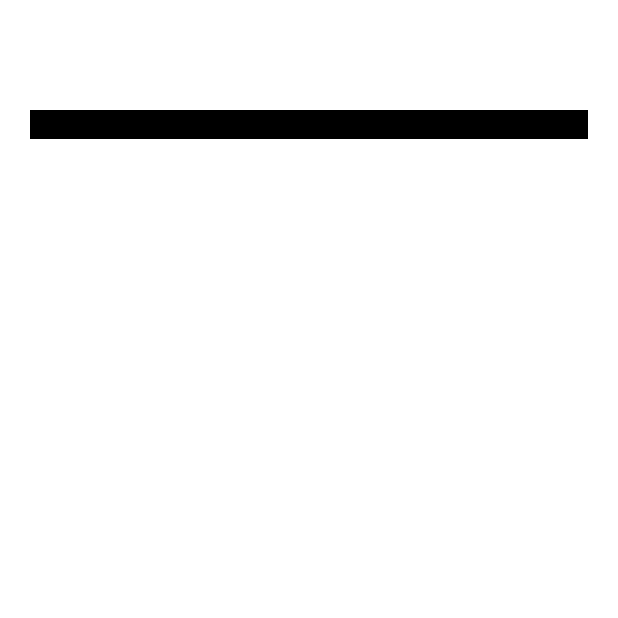
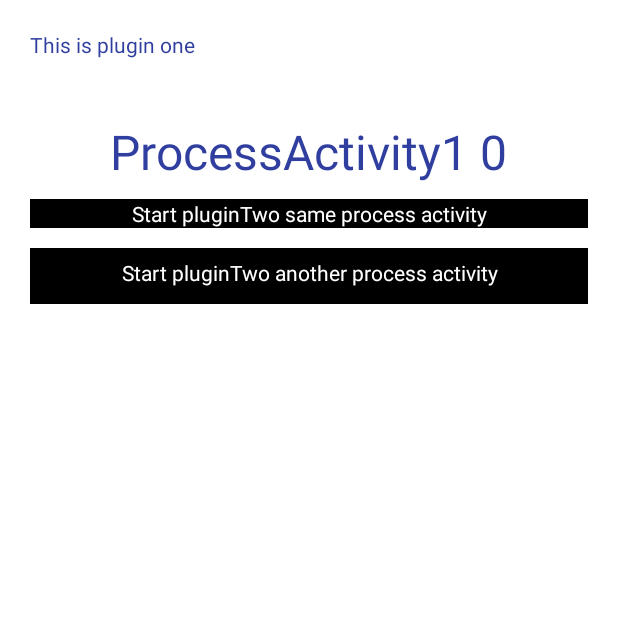
Before and after one commit to SMinsss/replugin_promote, an Android app: the ProcessActivity1 screen opened directly, with no data from a screen before it, on a phone screen of 412 x 824 dp, the top half of it. Run offline under Robolectric (Android 15) with nearby library versions, the phone set to English and light mode, and no system bars; libraries missing offline, so code that uses them is left out: com.qihoo360.replugin.

Commit message:
Add some simple test view for two plugin.

```diff
--- a/app/src/main/res/values/colors.xml
+++ b/app/src/main/res/values/colors.xml
@@ -1,6 +1,6 @@
 <?xml version="1.0" encoding="utf-8"?>
 <resources>
     <color name="colorPrimary">#2f8f8e</color>
-    <color name="colorPrimaryDark">#5ca395</color>
+    <color name="colorPrimaryDark">#3a6e64</color>
     <color name="colorAccent">#FF4081</color>
 </resources>
--- a/plugin_one/src/main/java/com/ssjjsy/sdk/plugin/one/activity/BaseActivity.java
+++ b/plugin_one/src/main/java/com/ssjjsy/sdk/plugin/one/activity/BaseActivity.java
@@ -1,9 +1,11 @@
 package com.ssjjsy.sdk.plugin.one.activity;
 
 import android.app.Activity;
+import android.graphics.Color;
 import android.os.Bundle;
 import android.support.annotation.Nullable;
 import android.util.Log;
+import android.view.ViewGroup;
 import android.widget.Button;
 import android.widget.LinearLayout;
 import android.widget.TextView;
@@ -22,7 +24,6 @@ public class BaseActivity extends Activity {
 
     protected Button btn;
 
-
     @Override
     protected void onCreate(@Nullable Bundle savedInstanceState) {
         super.onCreate(savedInstanceState);
@@ -37,4 +38,16 @@ public class BaseActivity extends Activity {
         linearLayout = (LinearLayout) findViewById(R.id.linearLayout);
     }
 
+    protected Button addOneButton() {
+        Button button = new Button(this);
+        button.setTextColor(Color.WHITE);
+        button.setBackgroundColor(Color.BLACK);
+        LinearLayout.LayoutParams lp = new LinearLayout.LayoutParams(
+                ViewGroup.LayoutParams.MATCH_PARENT,
+                ViewGroup.LayoutParams.WRAP_CONTENT);
+        lp.setMargins(0, 20, 0, 0);
+        linearLayout.addView(button, lp);
+        return button;
+    }
+
 }
--- a/plugin_one/src/main/java/com/ssjjsy/sdk/plugin/one/activity/process/ProcessActivity1.java
+++ b/plugin_one/src/main/java/com/ssjjsy/sdk/plugin/one/activity/process/ProcessActivity1.java
@@ -5,7 +5,9 @@ import android.os.Process;
 import android.support.annotation.Nullable;
 import android.util.Log;
 import android.view.View;
+import android.widget.Button;
 
+import com.qihoo360.replugin.RePlugin;
 import com.ssjjsy.sdk.plugin.one.activity.BaseActivity;
 
 import java.io.FileInputStream;
@@ -24,12 +26,23 @@ public class ProcessActivity1 extends BaseActivity{
         int pid = Process.myPid();
         Log.i("SM", "Current process: " + processName + " ,pid: " + pid);
 
+        btn.setText("Start pluginTwo same process activity");
         btn.setOnClickListener(new View.OnClickListener() {
             @Override
             public void onClick(View v) {
-
+                RePlugin.startActivity(ProcessActivity1.this, RePlugin.createIntent("plugin_two", "com.ssjjsy.sdk.plugin.two.activity.forplugin1.ProcessActivity1"));
             }
         });
+
+        Button btn2 = addOneButton();
+        btn2.setText("Start pluginTwo another process activity");
+        btn2.setOnClickListener(new View.OnClickListener() {
+            @Override
+            public void onClick(View v) {
+                RePlugin.startActivity(ProcessActivity1.this, RePlugin.createIntent("plugin_two", "com.ssjjsy.sdk.plugin.two.activity.forplugin1.ProcessActivity2"));
+            }
+        });
+
     }
 
     private static String getCurrentProcessName() {
--- a/plugin_one/src/main/res/layout/activity_test.xml
+++ b/plugin_one/src/main/res/layout/activity_test.xml
@@ -3,6 +3,18 @@
     android:orientation="vertical" android:layout_width="match_parent"
     android:layout_height="match_parent"
     android:background="@android:color/white">
+
+    <LinearLayout
+        android:layout_width="match_parent"
+        android:layout_height="wrap_content"
+        android:padding="20dp"
+        android:orientation="vertical">
+        <TextView
+            android:layout_width="wrap_content"
+            android:layout_height="wrap_content"
+            android:text="This is plugin one"
+            android:textColor="@color/colorPrimaryDark"/>
+    </LinearLayout>
 
     <LinearLayout
         android:id="@+id/linearLayout"
@@ -14,7 +26,7 @@
             android:id="@+id/txt"
             android:layout_width="wrap_content"
             android:layout_height="wrap_content"
-            android:textColor="@android:color/white"
+            android:textColor="@color/colorPrimaryDark"
             android:textSize="32dp"
             android:layout_gravity="center_horizontal" />
         <Button
--- a/plugin_two/src/main/java/com/ssjjsy/sdk/plugin/two/activity/pluginone/ForPluginOneActivity1.java
+++ b/plugin_two/src/main/java/com/ssjjsy/sdk/plugin/two/activity/forplugin1/NormalActivity1.java
@@ -1,14 +1,16 @@
-package com.ssjjsy.sdk.plugin.two.activity.pluginone;
+package com.ssjjsy.sdk.plugin.two.activity.forplugin1;
 
 import android.os.Bundle;
 import android.support.annotation.Nullable;
 import android.support.v7.app.AppCompatActivity;
 
+import com.ssjjsy.sdk.plugin.two.activity.BaseActivity;
+
 /**
  * Created by Administrator on 2017/7/20.
  */
 
-public class ForPluginOneActivity1 extends AppCompatActivity {
+public class NormalActivity1 extends BaseActivity {
 
     @Override
     protected void onCreate(@Nullable Bundle savedInstanceState) {
```
Also changed, not shown: app/src/main/res/layout/activity_main.xml (+13 -1 lines), plugin_two/src/main/java/com/ssjjsy/sdk/plugin/two/activity/BaseActivity.java (added, +25 -0 lines), plugin_two/src/main/java/com/ssjjsy/sdk/plugin/two/activity/forplugin1/ProcessActivity1.java (added, +19 -0 lines), plugin_two/src/main/java/com/ssjjsy/sdk/plugin/two/activity/forplugin1/ProcessActivity2.java (added, +10 -0 lines), plugin_two/src/main/res/layout/activity_test.xml (renamed from plugin_two/src/main/res/layout/activity_plugintwo_test.xml).
